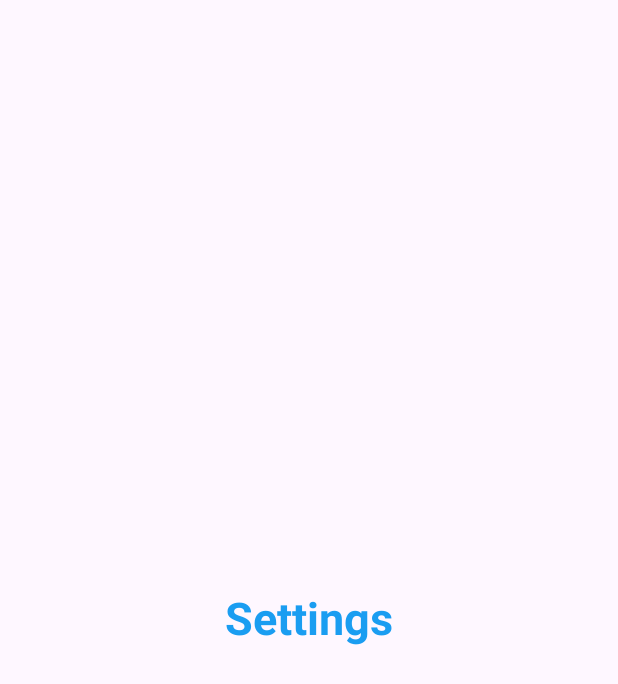
After one commit to AhmedKhaled2711/WeatherApplication, an Android app: the fragment SettingsFragment shown on its own in the app's theme, on a phone screen of 412 x 824 dp. The commit adds this screen. Shown: the top 684 px of the screen. Run offline under Robolectric (Android 15) with nearby library versions, the phone set to English and light mode, and no system bars.

Commit message:
create v1 of UI (bottom navigation and create main fragments)

```diff
--- a/app/build.gradle
+++ b/app/build.gradle
@@ -30,6 +30,9 @@ android {
     kotlinOptions {
         jvmTarget = '1.8'
     }
+    buildFeatures{
+        viewBinding true
+    }
 }
 
 dependencies {
--- /dev/null
+++ b/app/src/main/java/com/example/weatherapplication/SettingsFragment.kt
@@ -0,0 +1,19 @@
+package com.example.weatherapplication
+
+import android.os.Bundle
+import androidx.fragment.app.Fragment
+import android.view.LayoutInflater
+import android.view.View
+import android.view.ViewGroup
+
+class SettingsFragment : Fragment() {
+    override fun onCreateView(
+        inflater: LayoutInflater, container: ViewGroup?,
+        savedInstanceState: Bundle?
+    ): View? {
+        // Inflate the layout for this fragment
+        return inflater.inflate(R.layout.fragment_settings, container, false)
+    }
+
+
+}
--- /dev/null
+++ b/app/src/main/res/drawable/ic_favorite.xml
@@ -0,0 +1,4 @@
+<vector android:height="24dp" android:viewportHeight="32"
+    android:viewportWidth="32" android:width="24dp" xmlns:android="http://schemas.android.com/apk/res/android">
+    <path android:fillColor="@color/blue" android:pathData="M6.667,28V6.667C6.667,5.933 6.928,5.306 7.451,4.784C7.973,4.262 8.601,4.001 9.333,4H22.667C23.4,4 24.028,4.261 24.551,4.784C25.073,5.307 25.334,5.934 25.333,6.667V28L16,24L6.667,28ZM9.333,23.933L16,21.067L22.667,23.933V6.667H9.333V23.933Z"/>
+</vector>
--- /dev/null
+++ b/app/src/main/res/layout/fragment_settings.xml
@@ -0,0 +1,18 @@
+<?xml version="1.0" encoding="utf-8"?>
+<FrameLayout xmlns:android="http://schemas.android.com/apk/res/android"
+    xmlns:tools="http://schemas.android.com/tools"
+    android:layout_width="match_parent"
+    android:layout_height="match_parent"
+    tools:context=".SettingsFragment">
+
+    <!-- TODO: Update blank fragment layout -->
+    <TextView
+        android:layout_width="match_parent"
+        android:layout_height="match_parent"
+        android:text="Settings"
+        android:textSize="30sp"
+        android:textColor="@color/blue"
+        android:textStyle="bold"
+        android:gravity="center" />
+
+</FrameLayout>
--- a/app/src/main/res/values/colors.xml
+++ b/app/src/main/res/values/colors.xml
@@ -2,4 +2,6 @@
 <resources>
     <color name="black">#FF000000</color>
     <color name="white">#FFFFFFFF</color>
+    <color name="blue">#1a9df1</color>
+    <color name="yellow">#ffd320</color>
 </resources>
--- a/app/src/main/res/values/strings.xml
+++ b/app/src/main/res/values/strings.xml
@@ -1,3 +1,5 @@
 <resources>
     <string name="app_name">WeatherApplication</string>
+    <!-- TODO: Remove or change this placeholder text -->
+    <string name="hello_blank_fragment">Hello blank fragment</string>
 </resources>
--- a/app/src/main/res/values/themes.xml
+++ b/app/src/main/res/values/themes.xml
@@ -2,8 +2,14 @@
     <!-- Base application theme. -->
     <style name="Base.Theme.WeatherApplication" parent="Theme.Material3.DayNight.NoActionBar">
         <!-- Customize your light theme here. -->
-        <!-- <item name="colorPrimary">@color/my_light_primary</item> -->
+         <item name="colorPrimary">@color/blue</item>
+        <item name="colorPrimaryVariant">@color/blue</item>
+        <item name="android:statusBarColor">@color/blue</item>
     </style>
 
     <style name="Theme.WeatherApplication" parent="Base.Theme.WeatherApplication" />
+
+    <style name="App.Custom.Indicator" parent="Widget.Material3.BottomNavigationView.ActiveIndicator">
+        <item name="android:color">@color/yellow</item>
+    </style>
 </resources>
```
Also changed, not shown: app/src/main/java/com/example/weatherapplication/FavoriteFragment.kt (added, +20 -0 lines), app/src/main/java/com/example/weatherapplication/HomeFragment.kt (added, +21 -0 lines), app/src/main/java/com/example/weatherapplication/MainActivity.kt (+50 -1 lines), app/src/main/java/com/example/weatherapplication/SearchFragment.kt (added, +22 -0 lines), app/src/main/res/drawable/ic_home.xml (added, +8 -0 lines), app/src/main/res/drawable/ic_search.xml (added, +9 -0 lines), app/src/main/res/drawable/ic_settings.xml (added, +9 -0 lines), app/src/main/res/layout/activity_main.xml (+20 -5 lines), app/src/main/res/layout/fragment_favorite.xml (added, +18 -0 lines), app/src/main/res/layout/fragment_home.xml (added, +18 -0 lines), app/src/main/res/layout/fragment_search.xml (added, +18 -0 lines), app/src/main/res/menu/bottom_menu.xml (added, +20 -0 lines).
